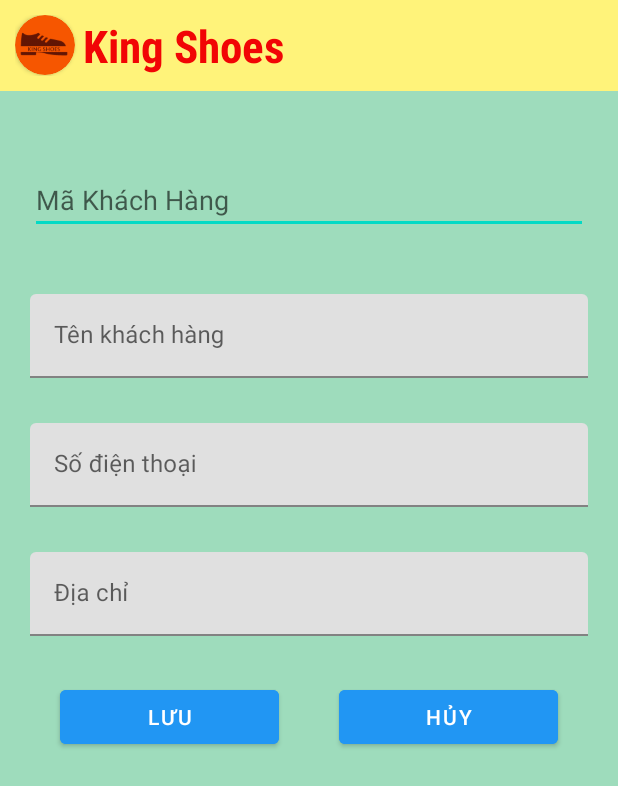
After one commit to katamaru198/KingShoes_DuAn1, an Android app: the layout dialog_themkhachhang.xml on its own in the app's theme, with its tools: preview values and no code run, on a phone screen of 412 x 824 dp. The commit adds this screen. Shown: the top 786 px of the screen. Run offline under Robolectric (Android 15) with nearby library versions, the phone set to English and light mode, and no system bars.

Commit message:
chức năng thêm sửa xóa khách hàng
-thanh xuân của người a iu

```diff
--- a/app/src/main/java/duongptph28955/fpoly/kingshoes_duan1/MainActivity.java
+++ b/app/src/main/java/duongptph28955/fpoly/kingshoes_duan1/MainActivity.java
@@ -16,6 +16,7 @@ import android.view.MenuItem;
 import com.google.android.material.navigation.NavigationView;
 
 import duongptph28955.fpoly.kingshoes_duan1.fragment.FragmentDoiMatKhau;
+import duongptph28955.fpoly.kingshoes_duan1.fragment.FragmentKhachHang;
 import duongptph28955.fpoly.kingshoes_duan1.fragment.fragmentLoaiGiay;
 import duongptph28955.fpoly.kingshoes_duan1.fragment.fragmentSanPham;
 import duongptph28955.fpoly.kingshoes_duan1.fragment.themTaiKhoan_Fragment;
@@ -62,7 +63,7 @@ public class MainActivity extends AppCompatActivity {
 
                         break;
                     case R.id.action_khachHang:
-
+                        fragment = new FragmentKhachHang();
                         break;
                     case R.id.action_HoaDon:
 
--- /dev/null
+++ b/app/src/main/res/layout/dialog_themkhachhang.xml
@@ -0,0 +1,117 @@
+<?xml version="1.0" encoding="utf-8"?>
+<LinearLayout xmlns:android="http://schemas.android.com/apk/res/android"
+    android:layout_width="match_parent"
+    android:layout_height="match_parent"
+    xmlns:app="http://schemas.android.com/apk/res-auto"
+    android:background="#9EDCBC"
+    android:orientation="vertical">
+
+    <LinearLayout
+        android:layout_width="match_parent"
+        android:layout_height="wrap_content"
+        android:padding="10dp"
+        android:background="#FFF37A"
+        android:orientation="horizontal">
+        <androidx.cardview.widget.CardView
+            android:layout_width="40dp"
+            android:layout_height="40dp"
+            android:layout_gravity="center"
+            android:backgroundTint="#F65600"
+            app:cardCornerRadius="20dp">
+            <ImageView
+                android:layout_width="match_parent"
+                android:layout_height="match_parent"
+                android:src="@drawable/ic_action_name"/>
+        </androidx.cardview.widget.CardView>
+        <LinearLayout
+            android:layout_marginLeft="5dp"
+            android:layout_width="wrap_content"
+            android:layout_height="wrap_content"
+            android:orientation="vertical">
+            <TextView
+                android:layout_width="wrap_content"
+                android:layout_height="wrap_content"
+                android:textSize="30dp"
+                android:textStyle="bold"
+                android:fontFamily="sans-serif-condensed-medium"
+                android:textColor="#F10505"
+                android:text="King Shoes"/>
+        </LinearLayout>
+    </LinearLayout>
+
+    <EditText
+        android:id="@+id/edMaKhachHang"
+        android:layout_width="match_parent"
+        android:layout_height="wrap_content"
+        android:hint="Mã Khách Hàng"
+        android:layout_marginTop="50dp"
+        android:layout_marginBottom="20dp"
+        android:layout_marginLeft="20dp"
+        android:layout_marginRight="20dp"/>
+    <com.google.android.material.textfield.TextInputLayout
+        android:id="@+id/edttenkhachhang"
+        android:layout_width="match_parent"
+        android:layout_height="wrap_content"
+        android:layout_marginTop="20dp"
+        android:layout_marginLeft="20dp"
+        android:layout_marginRight="20dp"
+        android:layout_marginBottom="10dp"
+        android:hint="Tên khách hàng">
+        <com.google.android.material.textfield.TextInputEditText
+            android:layout_width="match_parent"
+            android:layout_height="wrap_content" />
+    </com.google.android.material.textfield.TextInputLayout>
+
+    <com.google.android.material.textfield.TextInputLayout
+        android:id="@+id/edtsodienthoai"
+        android:layout_width="match_parent"
+        android:layout_height="wrap_content"
+        android:layout_marginTop="20dp"
+        android:layout_marginLeft="20dp"
+        android:layout_marginRight="20dp"
+        android:layout_marginBottom="10dp"
+        android:hint="Số điện thoại">
+        <com.google.android.material.textfield.TextInputEditText
+            android:layout_width="match_parent"
+            android:layout_height="wrap_content" />
+    </com.google.android.material.textfield.TextInputLayout>
+
+    <com.google.android.material.textfield.TextInputLayout
+        android:id="@+id/edtdiachi"
+        android:layout_width="match_parent"
+        android:layout_height="wrap_content"
+        android:layout_marginTop="20dp"
+        android:layout_marginLeft="20dp"
+        android:layout_marginRight="20dp"
+        android:layout_marginBottom="10dp"
+        android:hint="Địa chỉ">
+        <com.google.android.material.textfield.TextInputEditText
+            android:layout_width="match_parent"
+            android:layout_height="wrap_content" />
+    </com.google.android.material.textfield.TextInputLayout>
+
+    <LinearLayout
+        android:layout_width="match_parent"
+        android:layout_height="wrap_content"
+        android:layout_margin="20dp"
+        android:orientation="horizontal">
+        <Button
+            android:id="@+id/btnSaveKhachHang"
+            android:layout_width="wrap_content"
+            android:layout_height="wrap_content"
+            android:text="Lưu"
+
+            android:layout_marginHorizontal="20dp"
+            android:layout_weight="1"
+            android:backgroundTint="#2196F3"/>
+        <Button
+            android:id="@+id/btnCancelKhachHang"
+            android:layout_width="wrap_content"
+            android:layout_height="wrap_content"
+            android:text="Hủy"
+
+            android:layout_marginHorizontal="20dp"
+            android:layout_weight="1"
+            android:backgroundTint="#2196F3"/>
+    </LinearLayout>
+</LinearLayout>
```
Also changed, not shown: app/src/main/java/duongptph28955/fpoly/kingshoes_duan1/Adapter/KhachHangAdapter.java (added, +71 -0 lines), app/src/main/java/duongptph28955/fpoly/kingshoes_duan1/DAO/KhachHangDao.java (added, +64 -0 lines), app/src/main/java/duongptph28955/fpoly/kingshoes_duan1/fragment/FragmentKhachHang.java (added, +206 -0 lines), app/src/main/res/layout/fragment_khachhang.xml (added, +23 -0 lines), app/src/main/res/layout/fragment_sanpham.xml (+12 -9 lines), app/src/main/res/layout/item_khachhang.xml (added, +66 -0 lines).
